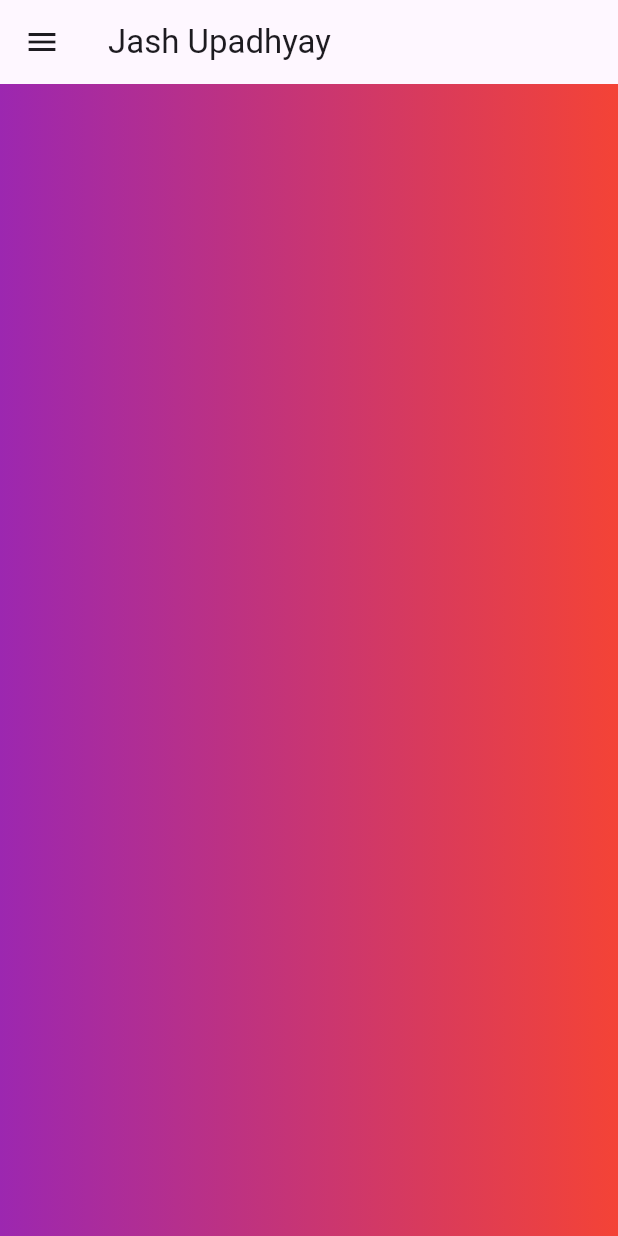
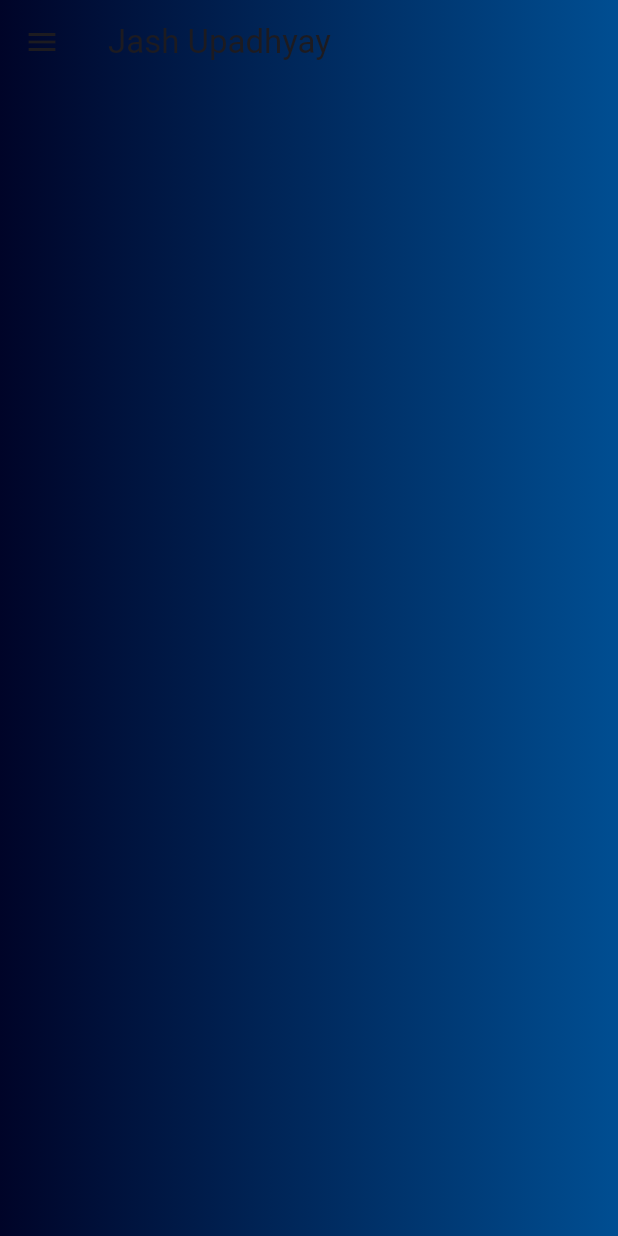
Before and after one commit to perpetualcuriosity/flutter-personal-application, a Flutter app: the screen it shows after launch, on a phone screen of 412 x 824 dp. Run offline on Flutter 3.47's test engine with Material 3 defaults, Android fonts, the phone set to English and light mode, and no system bars.

Commit message:
global theme applied, testing pending

```diff
--- a/flutter_personal_application/lib/fpa_pages/page_home.dart
+++ b/flutter_personal_application/lib/fpa_pages/page_home.dart
@@ -1,4 +1,5 @@
 import 'package:flutter/material.dart';
+import 'package:flutter_personal_application/global_theme/global_theme.dart';
 class PageHome extends StatefulWidget
 {
     const PageHome({super.key});
@@ -11,7 +12,7 @@ class _PageHome extends State<PageHome>
     Widget build(BuildContext context)
     {
         return Container(
-          decoration: BoxDecoration(gradient: LinearGradient(colors: [Colors.purple,Colors.red])),
+          decoration: BoxDecoration(gradient: LinearGradient(colors:col)),
         );
     }
 }
--- a/flutter_personal_application/lib/fpa_responsive_views/fpa_desktop_view_homepage.dart
+++ b/flutter_personal_application/lib/fpa_responsive_views/fpa_desktop_view_homepage.dart
@@ -4,6 +4,7 @@ import 'package:flutter_personal_application/fpa_pages/page_education.dart';
 import 'package:flutter_personal_application/fpa_pages/page_home.dart';
 import 'package:flutter_personal_application/fpa_pages/page_projects.dart';
 import 'package:flutter_personal_application/fpa_pages/page_skills.dart';
+import 'package:flutter_personal_application/global_theme/global_theme.dart';
 
 class DesktopView extends StatefulWidget {
   const DesktopView({super.key});
@@ -17,6 +18,7 @@ class _DesktopView extends State<DesktopView> {
   Widget build(BuildContext context) {
     return (Scaffold(
         appBar: AppBar(
+          flexibleSpace: Container(decoration: BoxDecoration(gradient: LinearGradient(colors: col)),),
           title: Text('Jash Upadhyay'),
           actions: [
             TextButton(
--- a/flutter_personal_application/lib/fpa_responsive_views/fpa_mobile_view_homepage.dart
+++ b/flutter_personal_application/lib/fpa_responsive_views/fpa_mobile_view_homepage.dart
@@ -4,6 +4,7 @@ import 'package:flutter_personal_application/fpa_pages/page_education.dart';
 import 'package:flutter_personal_application/fpa_pages/page_home.dart';
 import 'package:flutter_personal_application/fpa_pages/page_projects.dart';
 import 'package:flutter_personal_application/fpa_pages/page_skills.dart';
+import 'package:flutter_personal_application/global_theme/global_theme.dart';
 class MobileView extends StatefulWidget {
   const MobileView({super.key});
   @override
@@ -15,7 +16,7 @@ class _MobileView extends State<MobileView> {
   @override
   Widget build(BuildContext context) {
     return (Scaffold(
-        appBar: AppBar(title: Text('Jash Upadhyay')),
+        appBar: AppBar(flexibleSpace: Container(decoration: BoxDecoration(gradient: LinearGradient(colors: col)),),title: Text('Jash Upadhyay')),
         drawer: Drawer(
             child: Center(
           child: Column(
```
